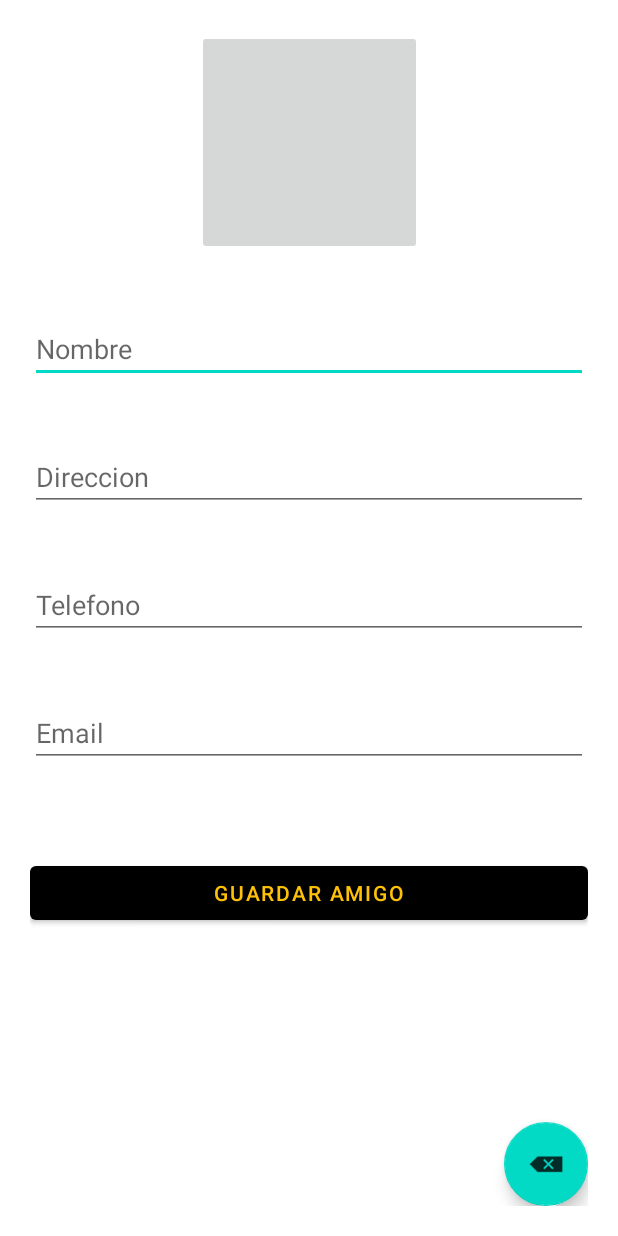
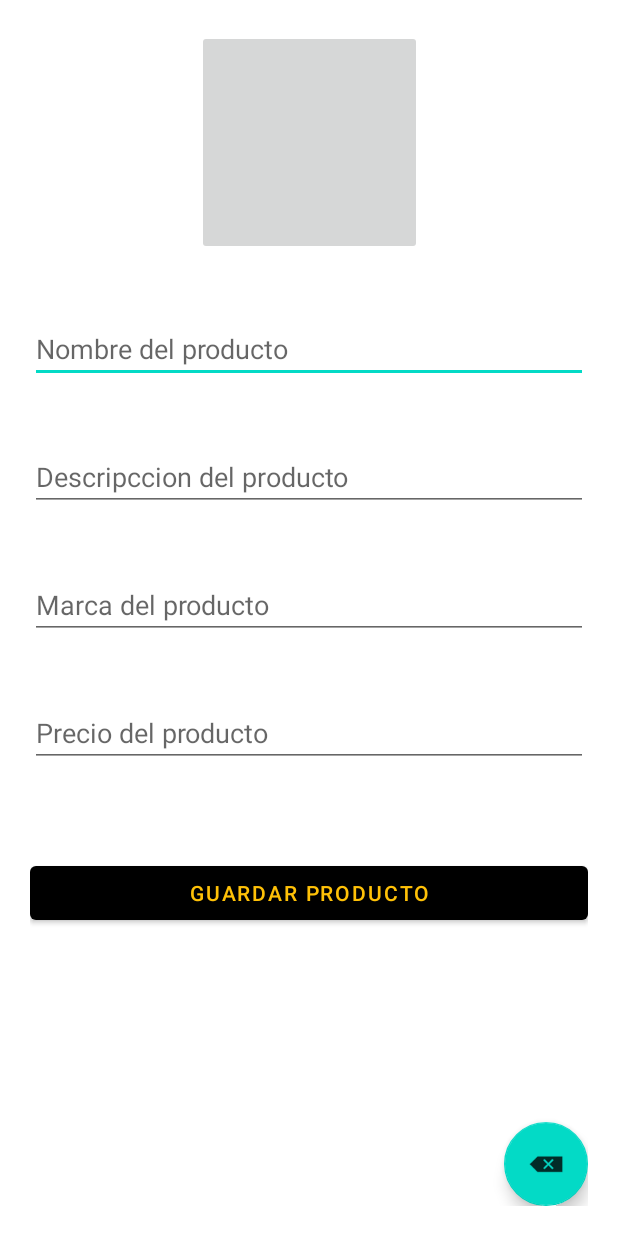
Before and after one commit to EmerLopez/home_meic, an Android app: the MainActivity screen opened directly, with no data from a screen before it, on a phone screen of 412 x 824 dp. Run offline under Robolectric (Android 15) with nearby library versions, the phone set to English and light mode, and no system bars; Roboto replaces fonts that are not available here.

Commit message:
Cambios de diseño

```diff
--- a/app/src/main/java/com/ugb/home_meic/lista_amigos.java
+++ b/app/src/main/java/com/ugb/home_meic/lista_amigos.java
@@ -180,7 +180,7 @@ public class lista_amigos extends AppCompatActivity {
                //Toast.makeText(this, "Sincronizando con el servidor", Toast.LENGTH_SHORT).show();
             //}
         }catch (Exception e){
-            Toast.makeText(this, "Error al obtener amigos: "+ e.getMessage(), Toast.LENGTH_LONG).show();
+            Toast.makeText(this, "Error al obtener producto: "+ e.getMessage(), Toast.LENGTH_LONG).show();
         }
     }
     void ObtenerDatosAmigosServer(){
@@ -233,7 +233,7 @@ public class lista_amigos extends AppCompatActivity {
             Toast.makeText(this, "NO hay datos que mostrar",Toast.LENGTH_LONG).show();
         }
         }catch (Exception ex){
-            Toast.makeText(this,"Error al mostrar datos amigos: "+ex.getMessage(), Toast.LENGTH_LONG).show();
+            Toast.makeText(this,"Error al mostrar datos producto: "+ex.getMessage(), Toast.LENGTH_LONG).show();
         }
     }
     void buscarAmigos(){
@@ -269,7 +269,7 @@ public class lista_amigos extends AppCompatActivity {
                         lts.setAdapter(adImagenes);
                     }
                 }catch (Exception e){
-                    Toast.makeText(lista_amigos.this, "Error al buscar amigos: "+ e.getMessage(), Toast.LENGTH_SHORT).show();
+                    Toast.makeText(lista_amigos.this, "Error al buscar producto: "+ e.getMessage(), Toast.LENGTH_SHORT).show();
                 }
             }
             @Override
--- a/app/src/main/res/layout/activity_main.xml
+++ b/app/src/main/res/layout/activity_main.xml
@@ -21,7 +21,7 @@ tools:context=".MainActivity">
     android:layout_height="wrap_content"
     android:layout_marginTop="40dp"
     android:ems="10"
-    android:hint="Nombre"
+    android:hint="Nombre del producto"
     android:inputType="textPersonName"
     app:layout_constraintEnd_toEndOf="parent"
     app:layout_constraintStart_toStartOf="parent"
@@ -33,7 +33,7 @@ tools:context=".MainActivity">
     android:layout_height="wrap_content"
     android:layout_marginTop="40dp"
     android:ems="10"
-    android:hint="Direccion"
+    android:hint="Descripccion del producto"
     android:inputType="textMultiLine"
     app:layout_constraintEnd_toEndOf="parent"
     app:layout_constraintStart_toStartOf="parent"
@@ -45,7 +45,7 @@ tools:context=".MainActivity">
     android:layout_height="wrap_content"
     android:layout_marginTop="40dp"
     android:ems="10"
-    android:hint="Telefono"
+    android:hint="Marca del producto"
     android:inputType="phone"
     app:layout_constraintEnd_toEndOf="parent"
     app:layout_constraintStart_toStartOf="parent"
@@ -57,7 +57,7 @@ tools:context=".MainActivity">
     android:layout_height="wrap_content"
     android:layout_marginTop="40dp"
     android:ems="10"
-    android:hint="Email"
+    android:hint="Precio del producto"
     android:inputType="textEmailAddress"
     app:layout_constraintEnd_toEndOf="parent"
     app:layout_constraintStart_toStartOf="parent"
@@ -68,7 +68,7 @@ tools:context=".MainActivity">
     android:layout_width="match_parent"
     android:layout_height="wrap_content"
     android:layout_marginTop="60dp"
-    android:text="Guardar Amigo"
+    android:text="Guardar producto"
     app:layout_constraintEnd_toEndOf="parent"
     app:layout_constraintStart_toStartOf="parent"
     app:layout_constraintTop_toBottomOf="@+id/txtemail" />
```
